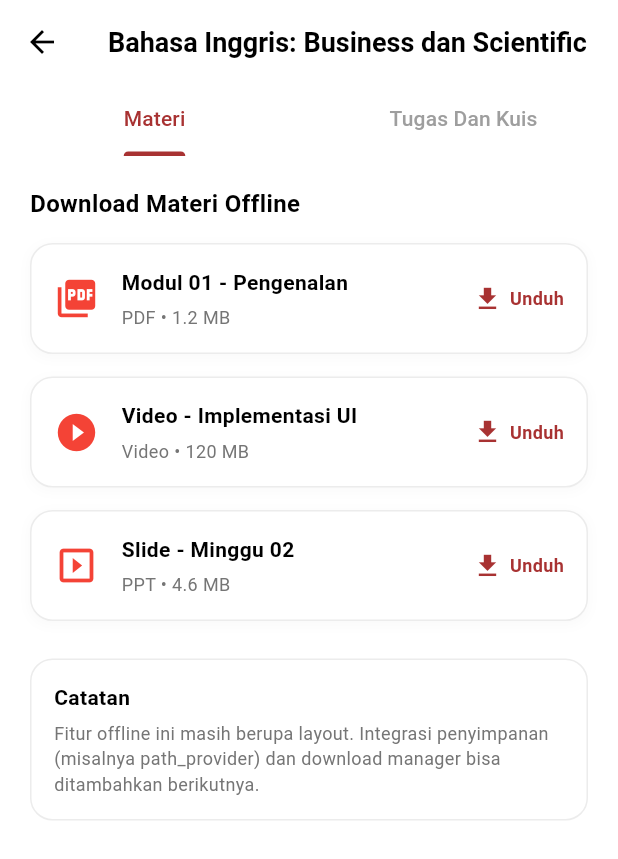
After one commit to wahyudiamri/Appceloe, a Flutter app: the HomeScreen screen opened by its route, after a tap on "Bahasa Inggris: Business dan Scientific", on a phone screen of 412 x 824 dp. The commit adds this screen. Shown: the top 859 px of the screen. Run offline on Flutter 3.47's test engine with Material 3 defaults, Android fonts, the phone set to English and light mode, and no system bars.

Commit message:
mengimplemintasikan tugas dan kuisnya

```diff
--- a/lib/models/course.dart
+++ b/lib/models/course.dart
@@ -4,6 +4,7 @@ class Course {
   final String semester; // e.g. 2021/2
   final String lecturers; // e.g. [ARS]
   final double progress; // 0.0 to 1.0
+  final String imagePath; // Path to asset image
 
   Course({
     required this.name,
@@ -11,6 +12,7 @@ class Course {
     required this.semester,
     required this.lecturers,
     required this.progress,
+    required this.imagePath,
   });
 }
 
--- /dev/null
+++ b/lib/models/course_assignment.dart
@@ -0,0 +1,18 @@
+enum AssignmentType { assignment, quiz }
+enum AssignmentStatus { open, submitted, overdue, graded }
+
+class CourseAssignment {
+  final String title;
+  final String description;
+  final String deadline; // Display string for simplicity e.g. "Tomorrow, 11:59 PM"
+  final AssignmentType type;
+  final AssignmentStatus status;
+
+  CourseAssignment({
+    required this.title,
+    required this.description,
+    required this.deadline,
+    required this.type,
+    required this.status,
+  });
+}
--- /dev/null
+++ b/lib/models/course_material.dart
@@ -0,0 +1,15 @@
+enum CourseMaterialType { pdf, video, ppt }
+
+class CourseMaterial {
+  final String title;
+  final String typeDisplay; // e.g. "PDF", "Video", "PPT"
+  final String size;
+  final CourseMaterialType type;
+
+  CourseMaterial({
+    required this.title,
+    required this.typeDisplay,
+    required this.size,
+    required this.type,
+  });
+}
--- /dev/null
+++ b/lib/screens/course_detail_screen.dart
@@ -0,0 +1,155 @@
+import 'package:flutter/material.dart';
+import 'package:appceloe/models/course.dart';
+import 'package:appceloe/models/course_material.dart';
+import 'package:appceloe/utils/theme.dart';
+import 'package:appceloe/widgets/material_item_card.dart';
+import 'package:appceloe/models/course_assignment.dart';
+import 'package:appceloe/widgets/assignment_item_card.dart';
+
+class CourseDetailScreen extends StatelessWidget {
+  final Course course;
+
+  const CourseDetailScreen({super.key, required this.course});
+
+  @override
+  Widget build(BuildContext context) {
+    // Static data for materials based on screenshot
+    final List<CourseMaterial> materials = [
+      CourseMaterial(
+        title: 'Modul 01 - Pengenalan',
+        typeDisplay: 'PDF',
+        size: '1.2 MB',
+        type: CourseMaterialType.pdf,
+      ),
+      CourseMaterial(
+        title: 'Video - Implementasi UI',
+        typeDisplay: 'Video',
+        size: '120 MB',
+        type: CourseMaterialType.video,
+      ),
+      CourseMaterial(
+        title: 'Slide - Minggu 02',
+        typeDisplay: 'PPT',
+        size: '4.6 MB',
+        type: CourseMaterialType.ppt,
+      ),
+      // Adding more to show scrolling if needed
+    ];
+
+    // Static data for assignments
+    final List<CourseAssignment> assignments = [
+      CourseAssignment(
+        title: 'Kuis Minggu 1',
+        description: 'Kuis pilihan ganda tentang dasar UI/UX',
+        deadline: 'Besok, 23:59',
+        type: AssignmentType.quiz,
+        status: AssignmentStatus.open,
+      ),
+      CourseAssignment(
+        title: 'Tugas - Analisa Aplikasi',
+        description: 'Buat laporan analisa UI/UX aplikasi favoritmu',
+        deadline: 'Jumat, 23:59',
+        type: AssignmentType.assignment,
+        status: AssignmentStatus.submitted,
+      ),
+      CourseAssignment(
+        title: 'Tugas - Wireframe',
+        description: 'Buat wireframe lo-fi untuk 3 screen utama',
+        deadline: 'Minggu depan',
+        type: AssignmentType.assignment,
+        status: AssignmentStatus.open,
+      ),
+    ];
+
+    return DefaultTabController(
+      length: 2,
+      child: Scaffold(
+        appBar: AppBar(
+          leading: IconButton(
+            icon: const Icon(Icons.arrow_back, color: Colors.black),
+            onPressed: () => Navigator.of(context).pop(),
+          ),
+          title: Text(
+            course.name,
+            style: const TextStyle(
+              color: Colors.black,
+              fontWeight: FontWeight.bold,
+              fontSize: 18,
+            ),
+             overflow: TextOverflow.ellipsis,
+          ),
+          backgroundColor: Colors.white,
+          bottom: const TabBar(
+            labelColor: CeloeTheme.primaryColor,
+            unselectedLabelColor: Colors.grey,
+            indicatorColor: CeloeTheme.primaryColor,
+            tabs: [
+              Tab(text: 'Materi'),
+              Tab(text: 'Tugas Dan Kuis'),
+            ],
+          ),
+        ),
+        body: TabBarView(
+          children: [
+            // Materi Tab
+            SingleChildScrollView(
+              padding: const EdgeInsets.all(20),
+              child: Column(
+                crossAxisAlignment: CrossAxisAlignment.start,
+                children: [
+                  const Text(
+                    'Download Materi Offline',
+                    style: TextStyle(
+                      fontWeight: FontWeight.bold,
+                      fontSize: 16,
+                    ),
+                  ),
+                  const SizedBox(height: 15),
+                  ...materials.map((m) => MaterialItemCard(material: m)).toList(),
+                  const SizedBox(height: 10),
+                  // Note Card
+                  Container(
+                    padding: const EdgeInsets.all(15),
+                    decoration: BoxDecoration(
+                      color: Colors.white,
+                      borderRadius: BorderRadius.circular(15),
+                      border: Border.all(color: Colors.grey.withOpacity(0.2)),
+                    ),
+                    child: Column(
+                      crossAxisAlignment: CrossAxisAlignment.start,
+                      children: [
+                        const Text(
+                          'Catatan',
+                          style: TextStyle(
+                            fontWeight: FontWeight.bold,
+                            fontSize: 14,
+                          ),
+                        ),
+                        const SizedBox(height: 5),
+                        Text(
+                          'Fitur offline ini masih berupa layout. Integrasi penyimpanan (misalnya path_provider) dan download manager bisa ditambahkan berikutnya.',
+                          style: TextStyle(
+                            fontSize: 12,
+                            color: Colors.grey[600],
+                          ),
+                        ),
+                      ],
+                    ),
+                  ),
+                ],
+              ),
+            ),
+            // Tugas Dan Kuis Tab
+             ListView.builder(
+              padding: const EdgeInsets.all(20),
+              itemCount: assignments.length,
+              itemBuilder: (context, index) {
+                return AssignmentItemCard(assignment: assignments[index]);
+              },
+            ),
+          ],
+        ),
+      ),
+    );
+  }
+}
--- a/lib/widgets/course_progress_item.dart
+++ b/lib/widgets/course_progress_item.dart
@@ -1,6 +1,7 @@
 import 'package:flutter/material.dart';
 import 'package:appceloe/models/course.dart';
 import 'package:appceloe/utils/theme.dart';
+import 'package:appceloe/screens/course_detail_screen.dart';
 
 class CourseProgressItem extends StatelessWidget {
   final Course course;
@@ -9,7 +10,16 @@ class CourseProgressItem extends StatelessWidget {
 
   @override
   Widget build(BuildContext context) {
-    return Container(
+    return GestureDetector(
+      onTap: () {
+        Navigator.push(
+          context,
+          MaterialPageRoute(
+            builder: (context) => CourseDetailScreen(course: course),
+          ),
+        );
+      },
+      child: Container(
         margin: const EdgeInsets.symmetric(horizontal: 20, vertical: 8),
         padding: const EdgeInsets.all(15),
         decoration: BoxDecoration(
@@ -24,19 +34,41 @@ class CourseProgressItem extends StatelessWidget {
             ),
           ],
         ),
+        child: Row(
+        crossAxisAlignment: CrossAxisAlignment.start,
+        children: [
+           // Course Image
+           Container(
+             width: 50,
+             height: 50,
+             margin: const EdgeInsets.only(right: 15),
+             decoration: BoxDecoration(
+               borderRadius: BorderRadius.circular(8),
+               image: DecorationImage(
+                 image: AssetImage(course.imagePath),
+                 fit: BoxFit.cover,
+               ),
+             ),
+           ),
+           Expanded(
             child: Column(
               crossAxisAlignment: CrossAxisAlignment.start,
               children: [
                 Row(
                   mainAxisAlignment: MainAxisAlignment.spaceBetween,
                   children: [
-              Text(
+                    Expanded( // Prevent overflow if name is long
+                      child: Text(
                         course.name,
                         style: const TextStyle(
                           fontWeight: FontWeight.bold,
                           fontSize: 14,
                         ),
+                         maxLines: 1,
+                         overflow: TextOverflow.ellipsis,
                       ),
+                    ),
+                    const SizedBox(width: 8),
                     Text(
                       '${(course.progress * 100).toInt()}%',
                       style: const TextStyle(
@@ -57,6 +89,10 @@ class CourseProgressItem extends StatelessWidget {
                 ),
               ],
             ),
+           ),
+        ],
+      ),
+     ),
     );
   }
 }
--- /dev/null
+++ b/lib/widgets/material_item_card.dart
@@ -0,0 +1,88 @@
+import 'package:flutter/material.dart';
+import 'package:appceloe/models/course_material.dart';
+import 'package:appceloe/utils/theme.dart';
+
+class MaterialItemCard extends StatelessWidget {
+  final CourseMaterial material;
+
+  const MaterialItemCard({super.key, required this.material});
+
+  @override
+  Widget build(BuildContext context) {
+    IconData iconData;
+    Color iconColor;
+
+    if (material.type == CourseMaterialType.pdf) {
+      iconData = Icons.picture_as_pdf;
+      iconColor = Colors.red;
+    } else if (material.type == CourseMaterialType.video) {
+      iconData = Icons.play_circle_fill;
+      iconColor = Colors.red;
+    } else {
+      // CourseMaterialType.ppt or others
+      iconData = Icons.slideshow;
+      iconColor = Colors.red;
+    }
+
+    return Container(
+      margin: const EdgeInsets.only(bottom: 15),
+      padding: const EdgeInsets.all(15),
+      decoration: BoxDecoration(
+        color: Colors.white,
+        borderRadius: BorderRadius.circular(15),
+        border: Border.all(color: Colors.grey.withOpacity(0.2)),
+        boxShadow: [
+          BoxShadow(
+            color: Colors.grey.withOpacity(0.05),
+            spreadRadius: 1,
+            blurRadius: 5,
+            offset: const Offset(0, 2),
+          ),
+        ],
+      ),
+      child: Row(
+        children: [
+          Icon(iconData, color: iconColor, size: 30),
+          const SizedBox(width: 15),
+          Expanded(
+            child: Column(
+              crossAxisAlignment: CrossAxisAlignment.start,
+              children: [
+                Text(
+                  material.title,
+                  style: const TextStyle(
+                    fontWeight: FontWeight.bold,
+                    fontSize: 14,
+                    color: Colors.black,
+                  ),
+                ),
+                const SizedBox(height: 5),
+                Text(
+                  '${material.typeDisplay} • ${material.size}',
+                  style: TextStyle(
+                    fontSize: 12,
+                    color: Colors.grey[600],
+                  ),
+                ),
+              ],
+            ),
+          ),
+          Row(
+            children: const [
+              Icon(Icons.download, color: CeloeTheme.primaryColor, size: 20),
+              SizedBox(width: 5),
+              Text(
+                'Unduh',
+                style: TextStyle(
+                  color: CeloeTheme.primaryColor,
+                  fontWeight: FontWeight.bold,
+                  fontSize: 12
+                ),
+              ),
+            ],
+          )
+        ],
+      ),
+    );
+  }
+}
--- a/pubspec.yaml
+++ b/pubspec.yaml
@@ -58,9 +58,8 @@ flutter:
   uses-material-design: true
 
   # To add assets to your application, add an assets section, like this:
-  # assets:
-  #   - images/a_dot_burr.jpeg
-  #   - images/a_dot_ham.jpeg
+  assets:
+    - assets/images/
 
   # An image asset can refer to one or more resolution-specific "variants", see
   # https://flutter.dev/to/resolution-aware-images
```
Also changed, not shown: lib/screens/home_screen.dart (+15 -7 lines), lib/widgets/assignment_item_card.dart (added, +126 -0 lines), lib/widgets/class_item_card.dart (+17 -7 lines), assets/images/bahasa_inggris.png (added), assets/images/mobile_programming.png (added), assets/images/multimedia.png (added), assets/images/olahraga.png (added), assets/images/os.png (added), assets/images/pkn.png (added), assets/images/ui_ux.png (added). Lines whose indentation alone changed are shown as unchanged.
